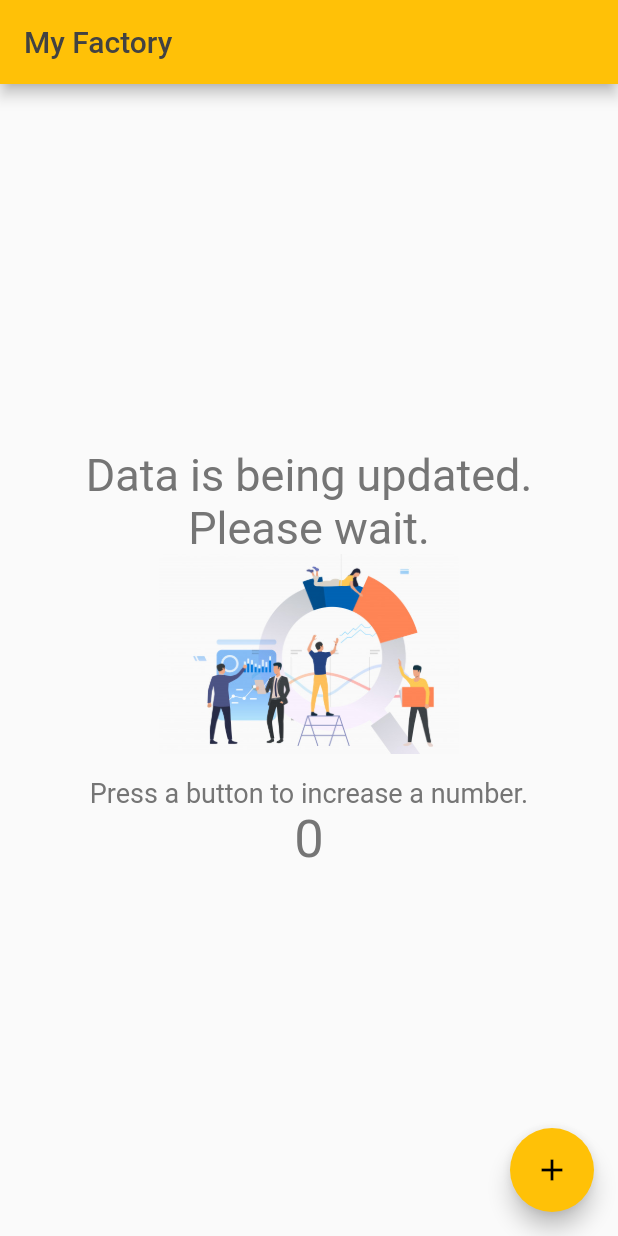
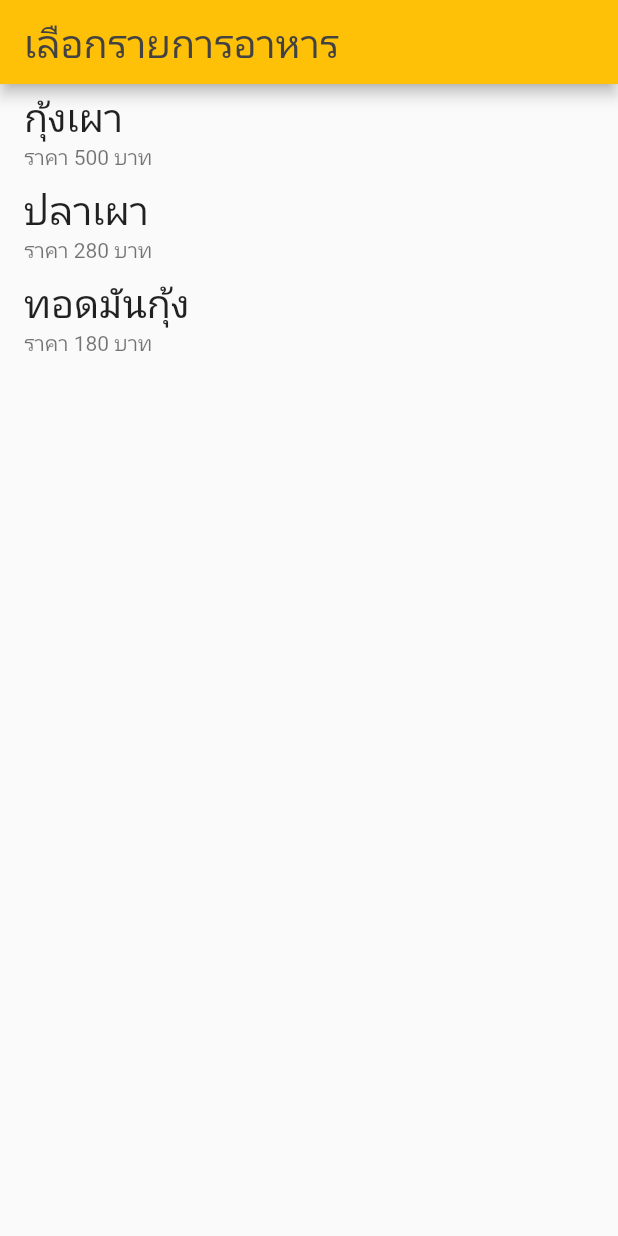
Before and after one commit to suriyasonp/mylabflutter, a Flutter app: the screen it shows after launch, on a phone screen of 412 x 824 dp. Run offline on Flutter 3.47's test engine with Material 2 defaults, Android fonts, the phone set to English and light mode, and no system bars.

Commit message:
Lab Make food menu

```diff
--- /dev/null
+++ b/my_lab_flutter/lib/FoodMenu.dart
@@ -0,0 +1,8 @@
+class FoodMenu {
+  String name;
+  String price;
+
+  String imgFood;
+
+  FoodMenu(this.name, this.price);
+}
--- a/my_lab_flutter/lib/main.dart
+++ b/my_lab_flutter/lib/main.dart
@@ -1,4 +1,5 @@
 import 'package:flutter/material.dart';
+import 'FoodMenu.dart';
 
 void main() {
   runApp(MyApp());
@@ -21,57 +22,32 @@ class MyHomePage extends StatefulWidget {
 }
 
 class _MyHomePageState extends State<MyHomePage> {
-  int number = 0;
+  List<FoodMenu> menu = [
+    FoodMenu("กุ้งเผา", "500"),
+    FoodMenu("ปลาเผา", "280"),
+    FoodMenu("ทอดมันกุ้ง", "180")
+  ];
 
   @override
   Widget build(BuildContext context) {
     return Scaffold(
-      appBar: AppBar(
-        title: Text(
-          "My Factory",
-          style: TextStyle(color: Colors.grey.shade800),
+        appBar: AppBar(
+          title: Text(
+            "เลือกรายการอาหาร",
+            style: TextStyle(color: Colors.grey.shade800, fontSize: 26),
+          ),
         ),
-      ),
-      body: Center(
-        child: Column(
-          mainAxisAlignment: MainAxisAlignment.center,
-          children: [
-            Text(
-              "Data is being updated.",
-              style: TextStyle(color: Colors.grey.shade600, fontSize: 30),
-            ),
-            Text(
-              "Please wait.",
-              style: TextStyle(color: Colors.grey.shade600, fontSize: 30),
-            ),
-            Image(
-              image: AssetImage('assets/images/data.jpg'),
-              width: 200,
-            ),
-            Text(''),
-            Text("Press a button to increase a number.",
-                style: TextStyle(color: Colors.grey.shade600, fontSize: 18)),
-            Text(number.toString(),
-                style: TextStyle(color: Colors.grey.shade600, fontSize: 35))
-          ],
-        ),
-      ),
-      floatingActionButton: FloatingActionButton(
-        onPressed: () {
-          addNumber();
-        },
-        child: Icon(Icons.add),
-      ),
-    );
-  }
-
-  void addNumber() {
-    setState(() {
-      if (number >= 10) {
-        number = 0;
-      } else {
-        number++;
-      }
-    });
+        body: ListView.builder(
+            itemCount: menu.length,
+            itemBuilder: (BuildContext context, int index) {
+              FoodMenu food = menu[index];
+              return ListTile(
+                title: Text(
+                  food.name,
+                  style: TextStyle(fontSize: 26),
+                ),
+                subtitle: Text("ราคา " + food.price + " บาท"),
+              );
+            }));
   }
 }
```
Also changed, not shown: my_lab_flutter/assets/images/frieddonut.jpg (added), my_lab_flutter/assets/images/friedfish.jpg (added), my_lab_flutter/assets/images/friedshrimp.jpg (added).
